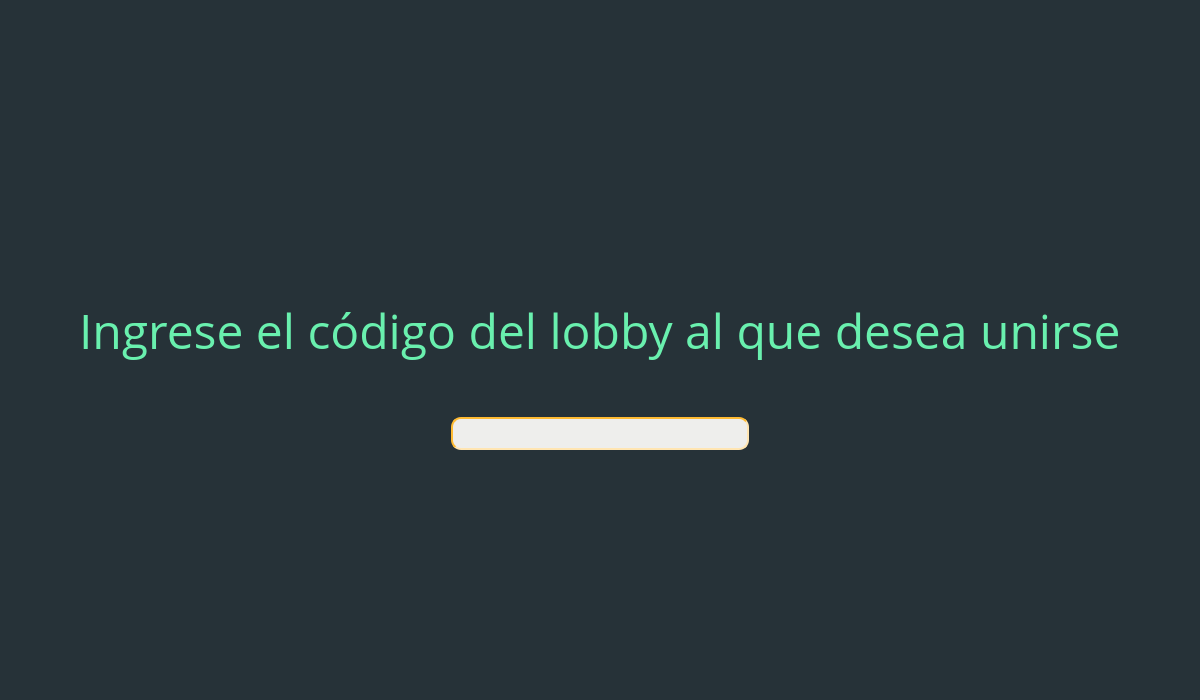
Before: the Qt Designer form ScrabbleClient/mainwindow.ui in CE2103-Algorithms-Data-Structures-2/Scrabble-client, drawn with Qt 5.
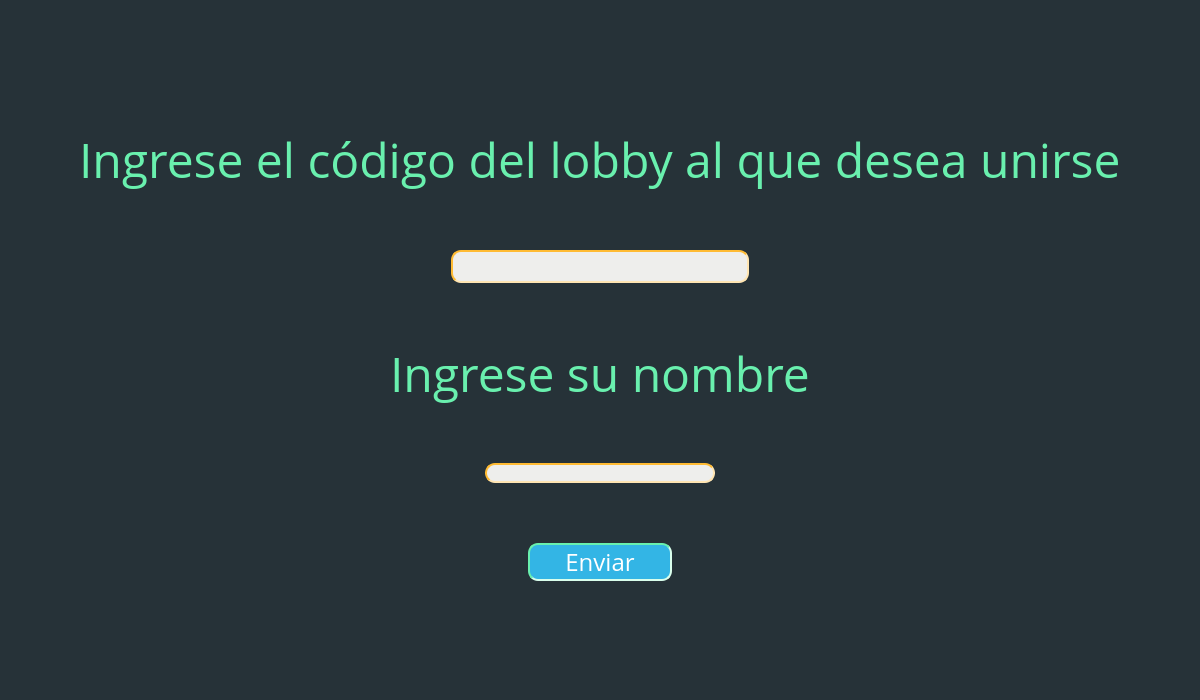
After: the same form once the commit is applied. The open tabs and pages were chosen to show the change.

```diff
--- a/ScrabbleClient/mainwindow.ui
+++ b/ScrabbleClient/mainwindow.ui
@@ -614,15 +614,18 @@
         <x>0</x>
         <y>-1</y>
         <width>1201</width>
-        <height>701</height>
+        <height>782</height>
        </rect>
       </property>
       <layout class="QVBoxLayout" name="verticalLayout">
+       <property name="spacing">
+        <number>30</number>
+       </property>
        <property name="topMargin">
-        <number>250</number>
+        <number>100</number>
        </property>
        <property name="bottomMargin">
-        <number>250</number>
+        <number>200</number>
        </property>
        <item alignment="Qt::AlignHCenter">
         <widget class="QLabel" name="label_13">
@@ -662,6 +665,64 @@
          </property>
         </widget>
        </item>
+       <item alignment="Qt::AlignHCenter">
+        <widget class="QLabel" name="label">
+         <property name="font">
+          <font>
+           <family>Open Sans</family>
+           <pointsize>36</pointsize>
+          </font>
+         </property>
+         <property name="styleSheet">
+          <string notr="true">color: rgb(105, 240, 174);
+</string>
+         </property>
+         <property name="text">
+          <string>Ingrese su nombre</string>
+         </property>
+        </widget>
+       </item>
+       <item alignment="Qt::AlignHCenter">
+        <widget class="QLineEdit" name="lineEdit_4">
+         <property name="styleSheet">
+          <string notr="true">padding-top: 0px;
+background-color: rgb(238, 238, 236);
+padding-right: 60px;
+padding-bottom: 0px;
+padding-left: 60px;
+border-radius: 10px;
+border-width : 1.5px;
+border-style:inset;
+border-color: rgb(255, 187, 51);</string>
+         </property>
+        </widget>
+       </item>
+       <item alignment="Qt::AlignHCenter">
+        <widget class="QPushButton" name="pushButton">
+         <property name="font">
+          <font>
+           <family>Open Sans</family>
+           <pointsize>18</pointsize>
+          </font>
+         </property>
+         <property name="styleSheet">
+          <string notr="true">background-color: rgb(51, 181, 229);
+color: rgb(255, 255, 255);
+border-radius: 10px;
+border-width : 1.5px;
+border-style:inset;
+border-color: rgb(105, 240, 174);
+ margin-top: 30px;
+  padding-top: 0px;
+  padding-right: 35px;
+  padding-bottom: 0px;
+  padding-left: 35px;</string>
+         </property>
+         <property name="text">
+          <string>Enviar</string>
+         </property>
+        </widget>
+       </item>
       </layout>
      </widget>
     </widget>
```
